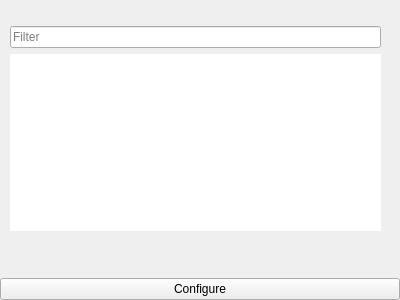
Qt form src/plugins/mesonprojectmanager/Project/mesonbuildsettingswidget.ui (jeandet/qt-creator) before a commit.
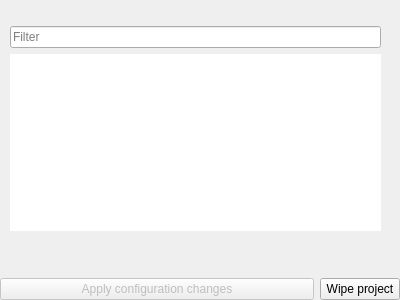
The same form after that commit. Icons and pictures are not drawn. Custom widgets are drawn as their Qt base class.

Commit message: Made config button only enabled when there are pending changes, added a wipe button to wipe project dir if gets broken.

```diff
--- a/src/plugins/mesonprojectmanager/Project/mesonbuildsettingswidget.ui
+++ b/src/plugins/mesonprojectmanager/Project/mesonbuildsettingswidget.ui
@@ -13,7 +13,7 @@
   <property name="windowTitle">
    <string>Form</string>
   </property>
-  <layout class="QVBoxLayout" name="verticalLayout">
+  <layout class="QGridLayout" name="gridLayout">
    <property name="leftMargin">
     <number>0</number>
    </property>
@@ -26,7 +26,43 @@
    <property name="bottomMargin">
     <number>0</number>
    </property>
-   <item>
+   <item row="1" column="0">
+    <widget class="QPushButton" name="configureButton">
+     <property name="enabled">
+      <bool>false</bool>
+     </property>
+     <property name="sizePolicy">
+      <sizepolicy hsizetype="MinimumExpanding" vsizetype="Fixed">
+       <horstretch>0</horstretch>
+       <verstretch>0</verstretch>
+      </sizepolicy>
+     </property>
+     <property name="text">
+      <string>Apply configuration changes</string>
+     </property>
+    </widget>
+   </item>
+   <item row="1" column="1">
+    <widget class="QPushButton" name="wipeButton">
+     <property name="sizePolicy">
+      <sizepolicy hsizetype="Maximum" vsizetype="Fixed">
+       <horstretch>0</horstretch>
+       <verstretch>0</verstretch>
+      </sizepolicy>
+     </property>
+     <property name="toolTip">
+      <string>Wipe build directory and reconfigure using previous command line options. 
+Userful when build directory got corrupted, or when rebuilding with a newer version of meson.</string>
+     </property>
+     <property name="text">
+      <string>Wipe project</string>
+     </property>
+     <property name="icon">
+      <iconset theme=":/utils/images/warning.png"/>
+     </property>
+    </widget>
+   </item>
+   <item row="0" column="0" colspan="2">
     <widget class="Utils::DetailsWidget" name="container" native="true">
      <widget class="QWidget" name="details" native="true">
       <property name="geometry">
@@ -86,13 +122,6 @@
      </widget>
     </widget>
    </item>
-   <item>
-    <widget class="QPushButton" name="configureButton">
-     <property name="text">
-      <string>Configure</string>
-     </property>
-    </widget>
-   </item>
   </layout>
  </widget>
  <customwidgets>
```
The commit also changes 7 other files.
